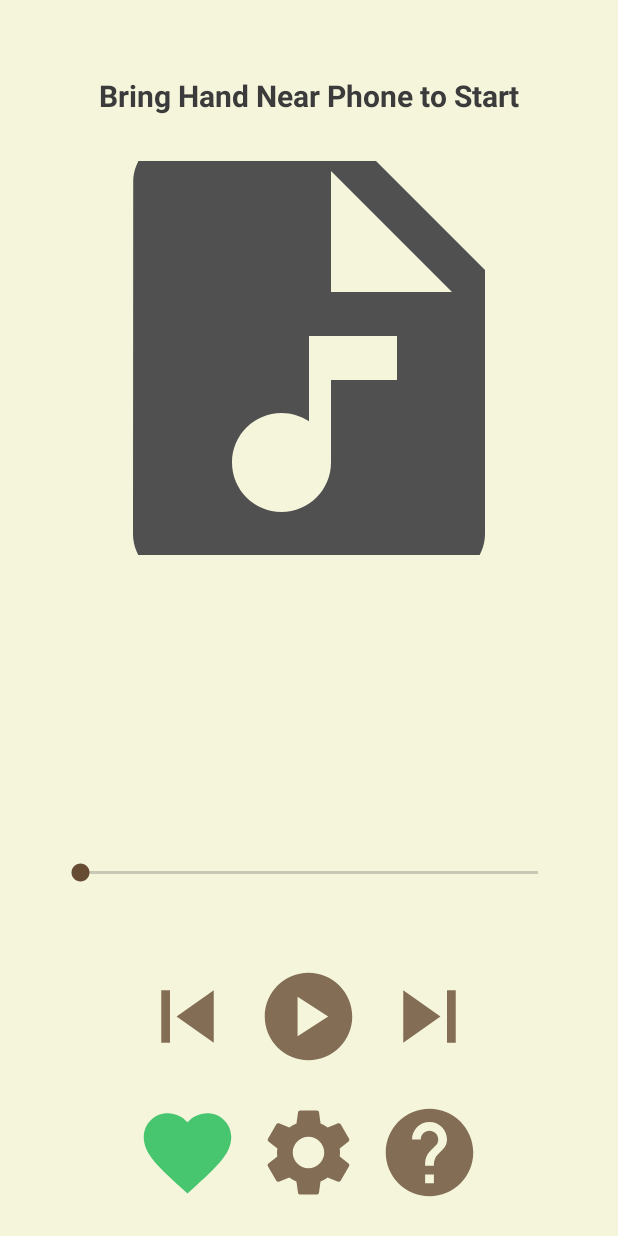
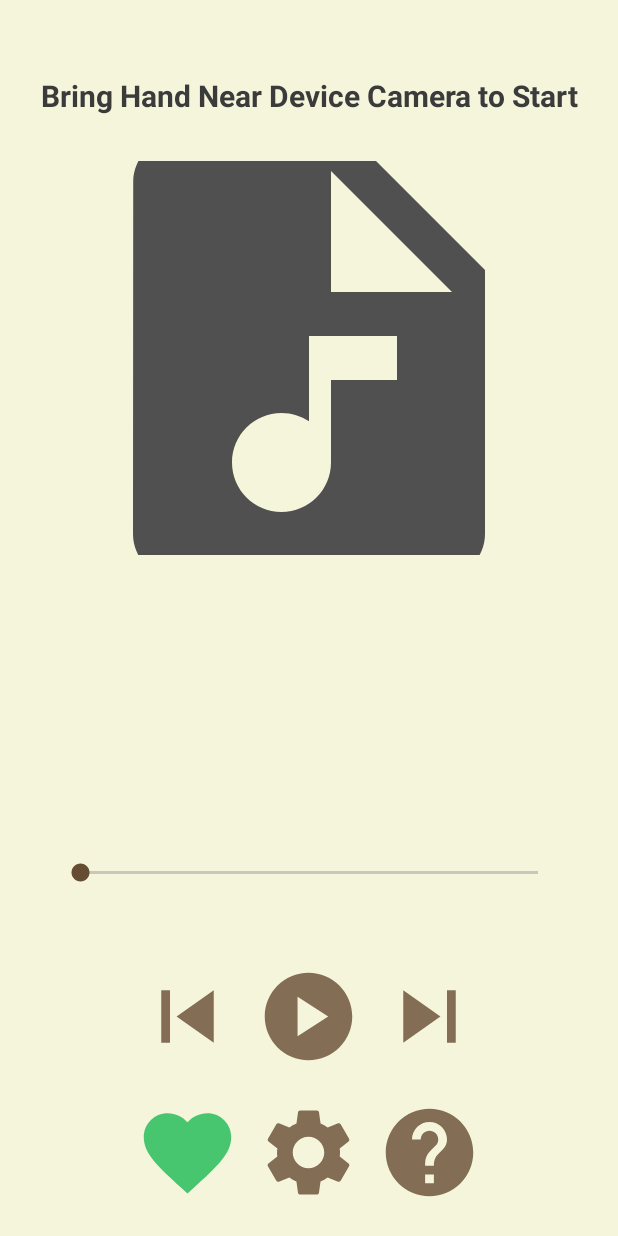
Before and after one commit to chasecmathis/conductor, an Android app: the ShutterFragment screen opened directly, with no data from a screen before it, on a phone screen of 412 x 824 dp. Run offline under Robolectric (Android 15) with nearby library versions, the phone set to English and light mode, and no system bars; libraries missing offline, so code that uses them is left out: com.google.mediapipe.framework, com.spotify.android; 2 statements that could not run were skipped.

Commit message:
Change camera instructions

```diff
--- a/app/src/main/res/values/strings.xml
+++ b/app/src/main/res/values/strings.xml
@@ -49,7 +49,7 @@
     <string name="_20">20</string>
     <string name="shutter_setting_label">Shutter Uptime (seconds):</string>
     <string name="image_rate">Sample Rate (seconds):</string>
-    <string name="camera_shutter">Bring Hand Near Phone to Start</string>
+    <string name="camera_shutter">Bring Hand Near Device Camera to Start</string>
     <string name="login_with_spotify">Login with Spotify</string>
     <string name="song_title">Title:</string>
     <string name="song_artist">Artist:</string>
```
